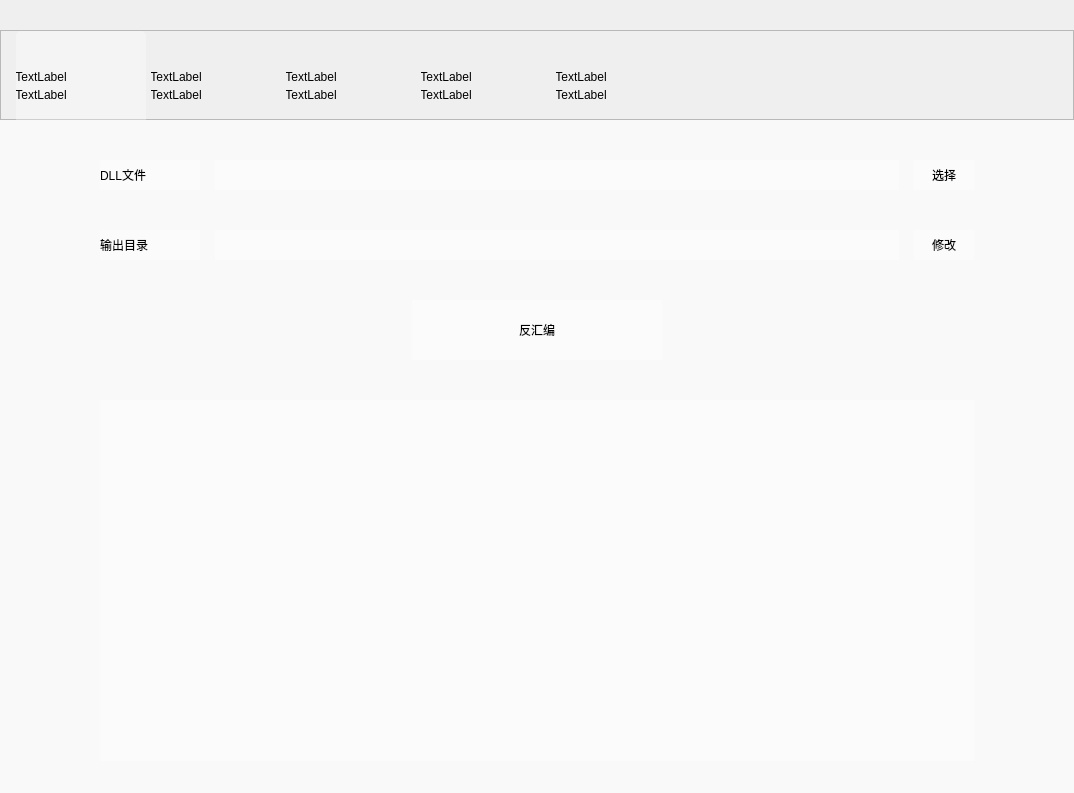
The window that SmartTools/smarttools.ui (Nightstars/SmartTools) describes before a commit, drawn with Qt 5.
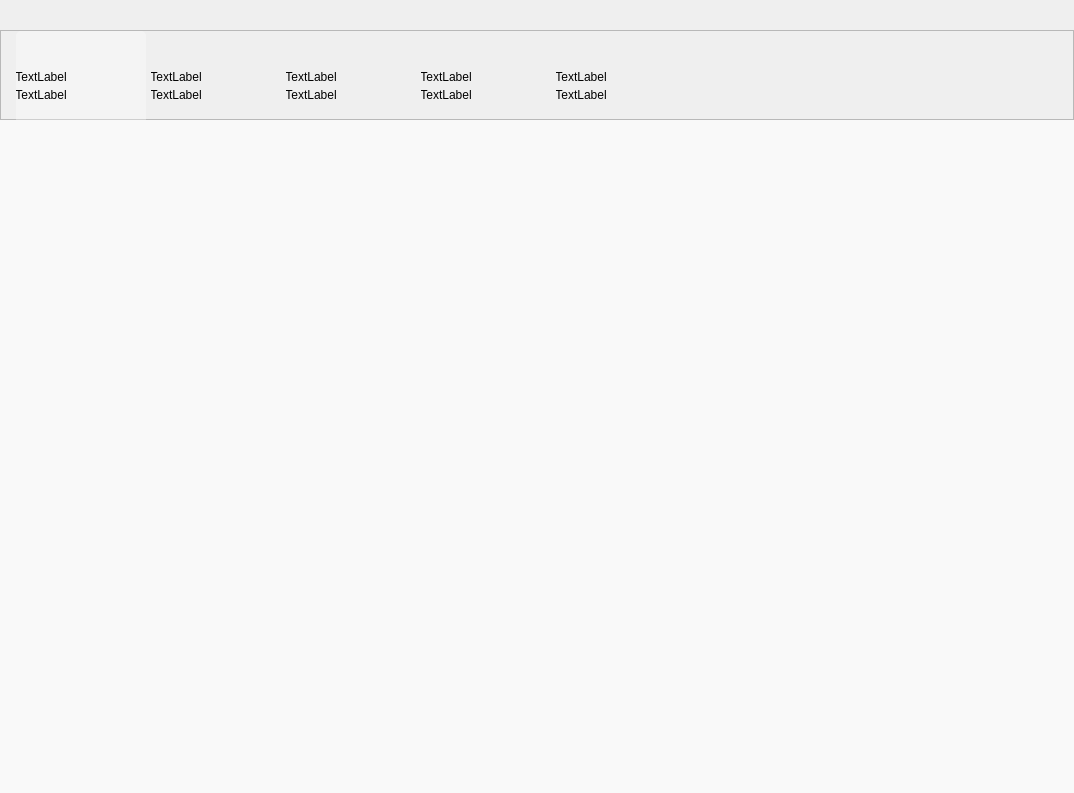
The same window after the commit.

Commit message: optimization apps page

The edit to the form file:
```diff
--- a/SmartTools/smarttools.ui
+++ b/SmartTools/smarttools.ui
@@ -695,7 +695,7 @@
          <string notr="true">background-color: rgb(255, 255, 255,90);</string>
         </property>
         <property name="currentIndex">
-         <number>2</number>
+         <number>6</number>
         </property>
         <widget class="QWidget" name="codegen_page">
          <layout class="QVBoxLayout" name="verticalLayout_2">
@@ -2349,6 +2349,7 @@
           </item>
          </layout>
         </widget>
+        <widget class="QWidget" name="myapps_page"/>
        </widget>
       </item>
      </layout>
```
The commit also changes 6 other files.
